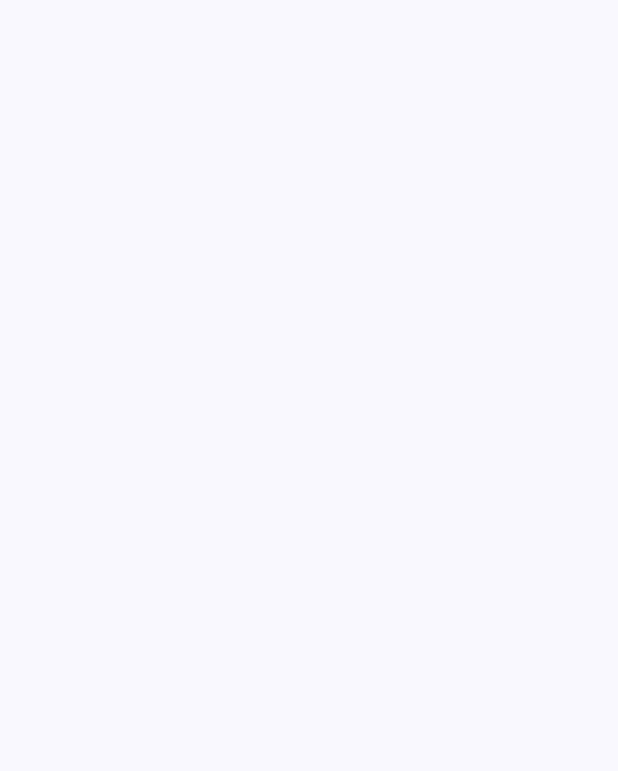
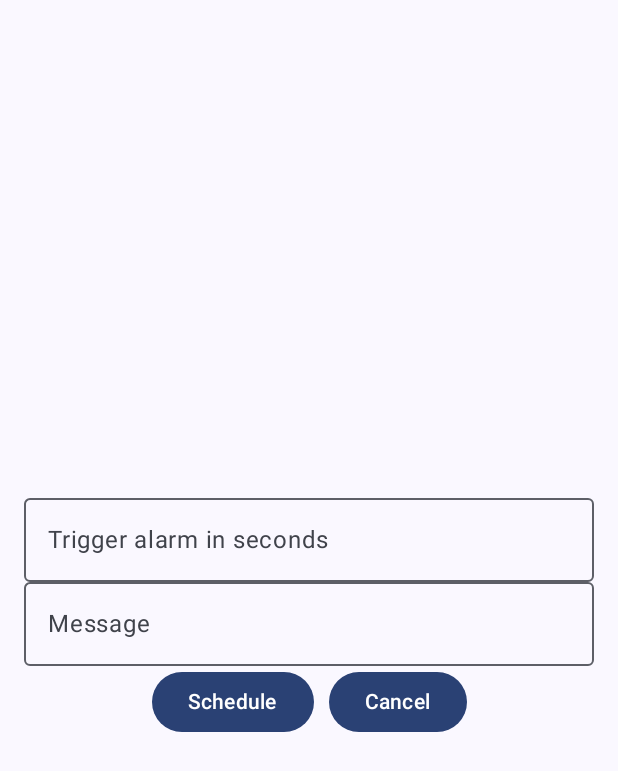
Before and after one commit to EvgenyPlaksin/Material3Clock, an Android app built with Jetpack Compose: the screen it shows after launch (MainActivity), on a phone screen of 412 x 824 dp. Before the commit the part shown is empty. Shown: the top 771 px of the screen. Run offline under Robolectric (Android 15) with nearby library versions, the phone set to English and light mode, and no system bars; our stand-ins replace Dagger/Hilt's generated code.

Commit message:
test ui / AlarmReceiver commit

```diff
--- a/app/src/main/AndroidManifest.xml
+++ b/app/src/main/AndroidManifest.xml
@@ -2,6 +2,7 @@
 <manifest xmlns:android="http://schemas.android.com/apk/res/android"
     xmlns:tools="http://schemas.android.com/tools">
 
+    <uses-permission android:name="android.permission.POST_NOTIFICATIONS" />
     <uses-permission android:name="android.permission.SCHEDULE_EXACT_ALARM"/>
     <uses-permission android:name="android.permission.USE_FULL_SCREEN_INTENT"/>
 
--- a/app/src/main/java/com/lnight/material3clock/alarm_feature/data/data_source/AlarmDao.kt
+++ b/app/src/main/java/com/lnight/material3clock/alarm_feature/data/data_source/AlarmDao.kt
@@ -1,12 +1,10 @@
 package com.lnight.material3clock.alarm_feature.data.data_source
 
-import androidx.room.Delete
-import androidx.room.Insert
-import androidx.room.OnConflictStrategy
-import androidx.room.Query
+import androidx.room.*
 import com.lnight.material3clock.alarm_feature.domain.model.AlarmItem
 import kotlinx.coroutines.flow.Flow
 
+@Dao
 interface AlarmDao {
     @Query("SELECT * FROM alarmitem")
     fun getAllAlarmItems(): Flow<List<AlarmItem>>
--- /dev/null
+++ b/app/src/main/java/com/lnight/material3clock/alarm_feature/presentation/AlarmScreen.kt
@@ -0,0 +1,80 @@
+package com.lnight.material3clock.alarm_feature.presentation
+
+import androidx.compose.foundation.layout.*
+import androidx.compose.material3.Button
+import androidx.compose.material3.ExperimentalMaterial3Api
+import androidx.compose.material3.OutlinedTextField
+import androidx.compose.material3.Text
+import androidx.compose.runtime.Composable
+import androidx.compose.runtime.mutableStateOf
+import androidx.compose.runtime.getValue
+import androidx.compose.runtime.setValue
+import androidx.compose.runtime.saveable.rememberSaveable
+import androidx.compose.ui.Modifier
+import androidx.compose.ui.platform.LocalContext
+import androidx.compose.ui.unit.dp
+import com.lnight.material3clock.alarm_feature.data.alarm_scheduler.AndroidAlarmScheduler
+import com.lnight.material3clock.alarm_feature.domain.model.AlarmItem
+import java.time.LocalDateTime
+import java.time.ZoneId
+
+@OptIn(ExperimentalMaterial3Api::class)
+@Composable
+fun AlarmScreen() {
+    val scheduler = AndroidAlarmScheduler(LocalContext.current)
+    var alarmItem: AlarmItem? = null
+    var secondsText by rememberSaveable {
+        mutableStateOf("")
+    }
+    var message by rememberSaveable {
+        mutableStateOf("")
+    }
+    Column(
+        modifier = Modifier
+            .fillMaxSize()
+            .padding(16.dp),
+        verticalArrangement = Arrangement.Center
+    ) {
+        OutlinedTextField(
+            value = secondsText,
+            onValueChange = { secondsText = it },
+            modifier = Modifier.fillMaxWidth(),
+            placeholder = {
+                Text(text = "Trigger alarm in seconds")
+            }
+        )
+        OutlinedTextField(
+            value = message,
+            onValueChange = { message = it },
+            modifier = Modifier.fillMaxWidth(),
+            placeholder = {
+                Text(text = "Message")
+            }
+        )
+        Row(
+            modifier = Modifier.fillMaxWidth(),
+            horizontalArrangement = Arrangement.Center
+        ) {
+            Button(onClick = {
+                alarmItem = AlarmItem(
+                    timestamp = LocalDateTime.now()
+                        .plusSeconds(secondsText.toLongOrNull() ?: 5).atZone(ZoneId.systemDefault()).toEpochSecond(),
+                    label = message,
+                    isRepetitive = false,
+                    isActive = true
+                )
+                alarmItem?.let(scheduler::schedule)
+                secondsText = ""
+                message = ""
+            }) {
+                Text(text = "Schedule")
+            }
+            Spacer(modifier = Modifier.width(10.dp))
+            Button(onClick = {
+                alarmItem?.let(scheduler::cancel)
+            }) {
+                Text(text = "Cancel")
+            }
+        }
+    }
+}
--- a/app/src/main/java/com/lnight/material3clock/core/presentation/MainActivity.kt
+++ b/app/src/main/java/com/lnight/material3clock/core/presentation/MainActivity.kt
@@ -7,6 +7,7 @@ import androidx.compose.foundation.layout.fillMaxSize
 import androidx.compose.material3.MaterialTheme
 import androidx.compose.material3.Surface
 import androidx.compose.ui.Modifier
+import com.lnight.material3clock.alarm_feature.presentation.AlarmScreen
 import com.lnight.material3clock.core.presentation.ui.theme.Material3ClockTheme
 
 class MainActivity : ComponentActivity() {
@@ -18,7 +19,7 @@ class MainActivity : ComponentActivity() {
                     modifier = Modifier.fillMaxSize(),
                     color = MaterialTheme.colorScheme.background
                 ) {
-
+                    AlarmScreen()
                 }
             }
         }
```
Also changed, not shown: app/build.gradle (+11 -0 lines), app/src/main/java/com/lnight/material3clock/alarm_feature/AlarmReceiver.kt (+25 -2 lines), app/src/main/java/com/lnight/material3clock/alarm_feature/data/alarm_scheduler/AndroidAlarmScheduler.kt (+8 -1 lines), app/src/main/java/com/lnight/material3clock/core/ExtraKeys.kt (added, +7 -0 lines), 1 other file.
